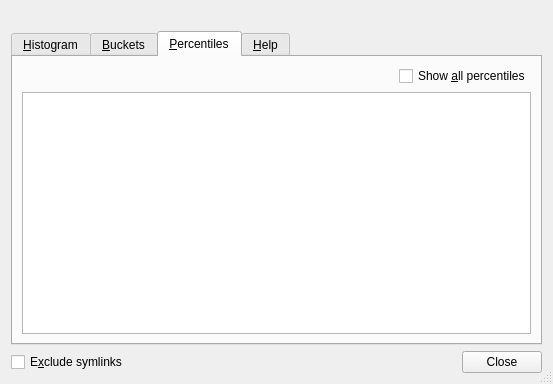
Qt form src/file-size-stats-window.ui (Lithopsian/qt6dirstat) before a commit.
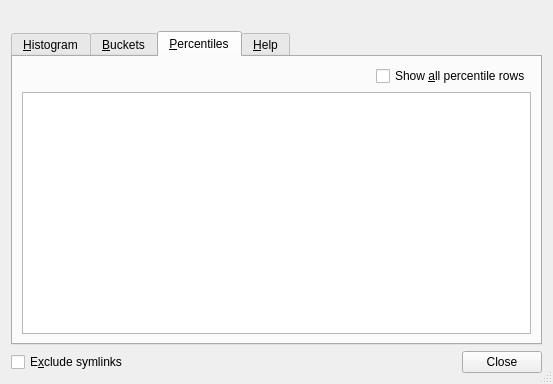
The same form after that commit. The open tabs and pages were chosen to show the change. Icons and pictures are not drawn. Custom widgets are drawn as their Qt base class.

Commit message:
Rename FileSizeStatsWindow checkbox
Change the name of the "Show all percentiles" checkbox to distinguish it from the action of that name.  The checkbox determines the row filtering in the percentiles table, while the action shows all percentiles in the histogram.

The edit to the form file:
```diff
--- a/src/file-size-stats-window.ui
+++ b/src/file-size-stats-window.ui
@@ -237,7 +237,7 @@
          <item>
           <widget class="QCheckBox" name="percentileFilterCheckBox">
            <property name="text">
-            <string>Show &amp;all percentiles</string>
+            <string>Show &amp;all percentile rows</string>
            </property>
           </widget>
          </item>
```
